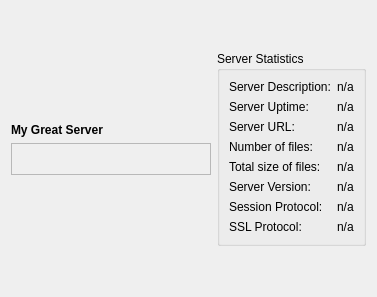
Above: qw_client/QwcServerInfoWidget.ui from pcjpnet/qwired-suite before the change. Below: the same form after it.
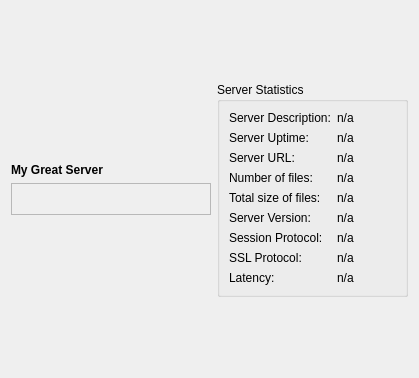
That is the form after the change. Icons and pictures are not drawn.

Commit message: Fixed broken handling of kicked/banned users. Added server latency to server info tab. Fixed handling of kick/ban buttons.

Diff of the .ui file:
```diff
--- a/qw_client/QwcServerInfoWidget.ui
+++ b/qw_client/QwcServerInfoWidget.ui
@@ -2,6 +2,14 @@
 <ui version="4.0">
  <class>QwcServerInfoWidget</class>
  <widget class="QWidget" name="QwcServerInfoWidget">
+  <property name="geometry">
+   <rect>
+    <x>0</x>
+    <y>0</y>
+    <width>419</width>
+    <height>378</height>
+   </rect>
+  </property>
   <property name="windowTitle">
    <string>Server Information</string>
   </property>
@@ -340,6 +348,35 @@
           </property>
          </widget>
         </item>
+        <item row="8" column="0">
+         <widget class="QLabel" name="label_9">
+          <property name="sizePolicy">
+           <sizepolicy hsizetype="Minimum" vsizetype="Preferred">
+            <horstretch>0</horstretch>
+            <verstretch>0</verstretch>
+           </sizepolicy>
+          </property>
+          <property name="text">
+           <string>Latency:</string>
+          </property>
+         </widget>
+        </item>
+        <item row="8" column="1">
+         <widget class="QLabel" name="fLatency">
+          <property name="sizePolicy">
+           <sizepolicy hsizetype="Preferred" vsizetype="MinimumExpanding">
+            <horstretch>0</horstretch>
+            <verstretch>0</verstretch>
+           </sizepolicy>
+          </property>
+          <property name="text">
+           <string notr="true">n/a</string>
+          </property>
+          <property name="wordWrap">
+           <bool>true</bool>
+          </property>
+         </widget>
+        </item>
        </layout>
       </widget>
      </item>
```
The commit also changes 5 other files.
